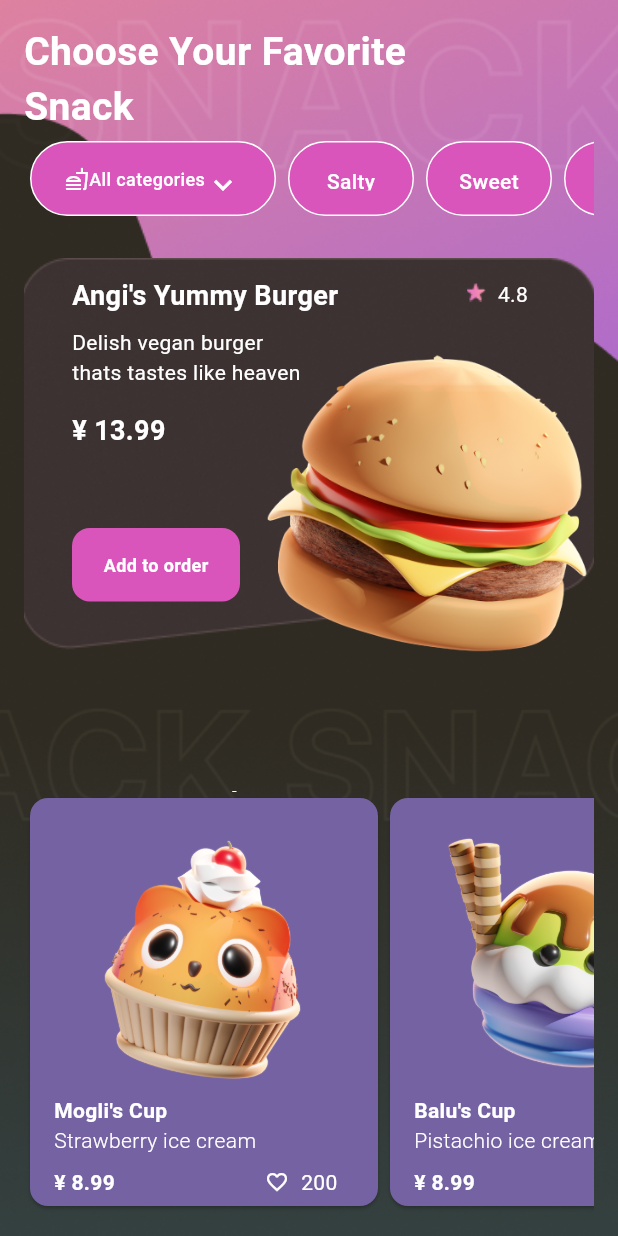
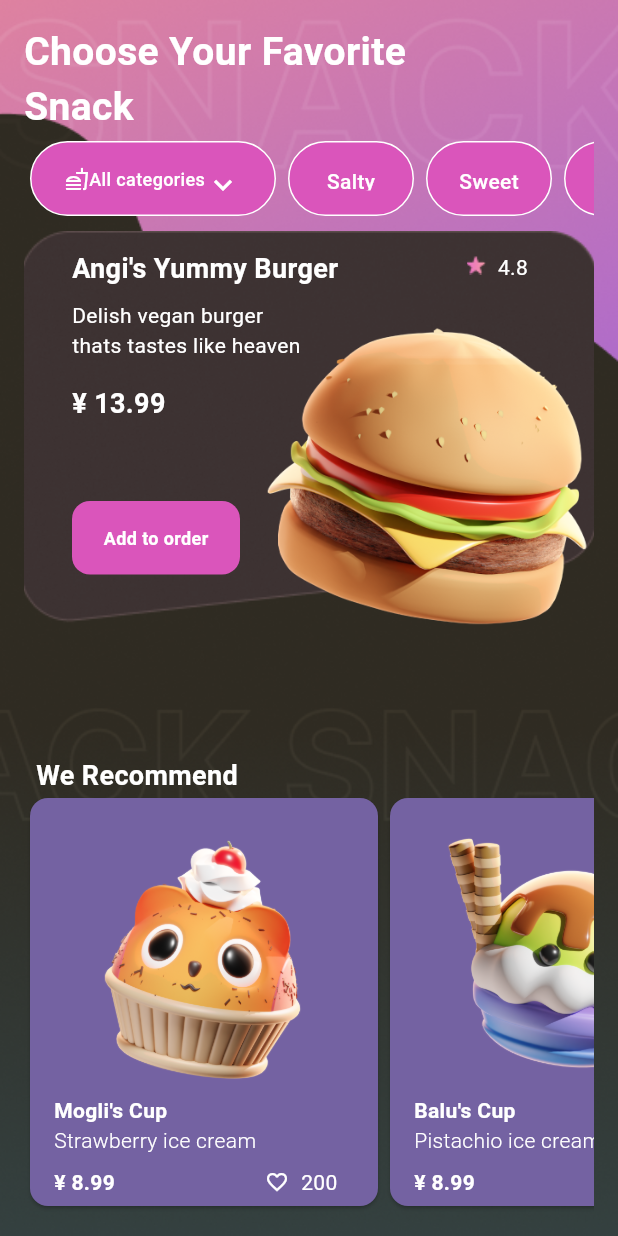
Before and after one commit to Dopa91/jp_design_challenge_dopatka, a Flutter app: the screen it shows after launch, after a tap on "Order Now", on a phone screen of 412 x 824 dp. Run offline on Flutter 3.47's test engine with Material 3 defaults, Android fonts, the phone set to English and light mode, and no system bars; our stand-ins replace blurrycontainer.

Commit message:
fixed space taken from horizontmenubar

```diff
--- a/lib/features/homepage/widgets/horizont_menu_bar.dart
+++ b/lib/features/homepage/widgets/horizont_menu_bar.dart
@@ -9,7 +9,7 @@ class HorizontMenuBar extends StatelessWidget {
   @override
   Widget build(BuildContext context) {
     return SizedBox(
-      height: 82,
+      height: 64,
       child: ListView(
         scrollDirection: Axis.horizontal,
         children: const [
```
